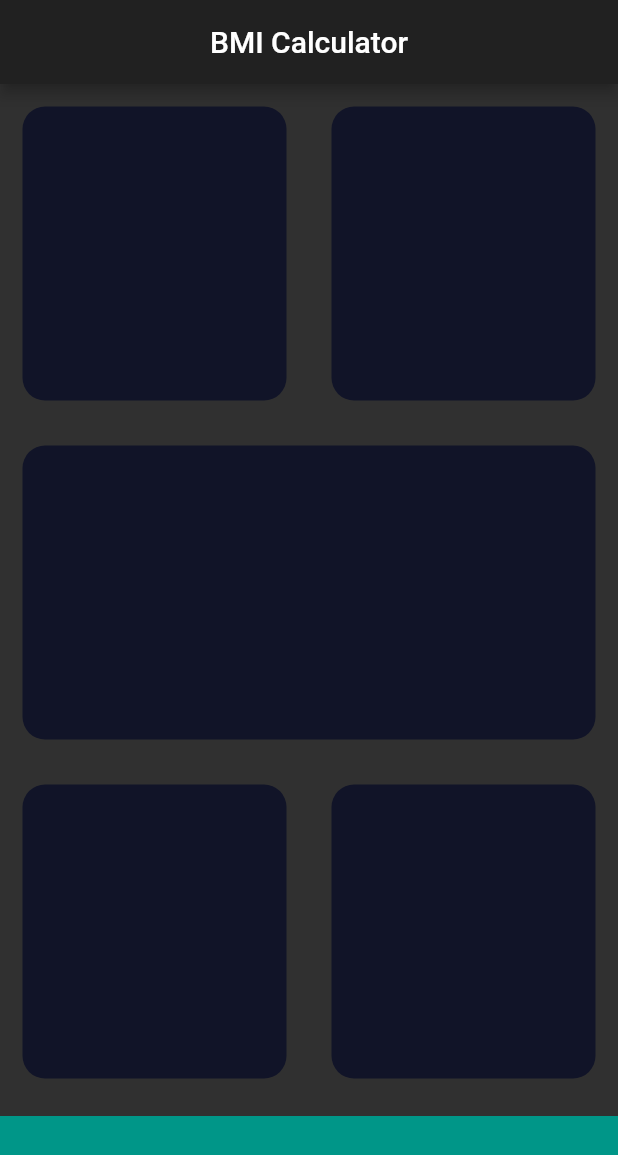
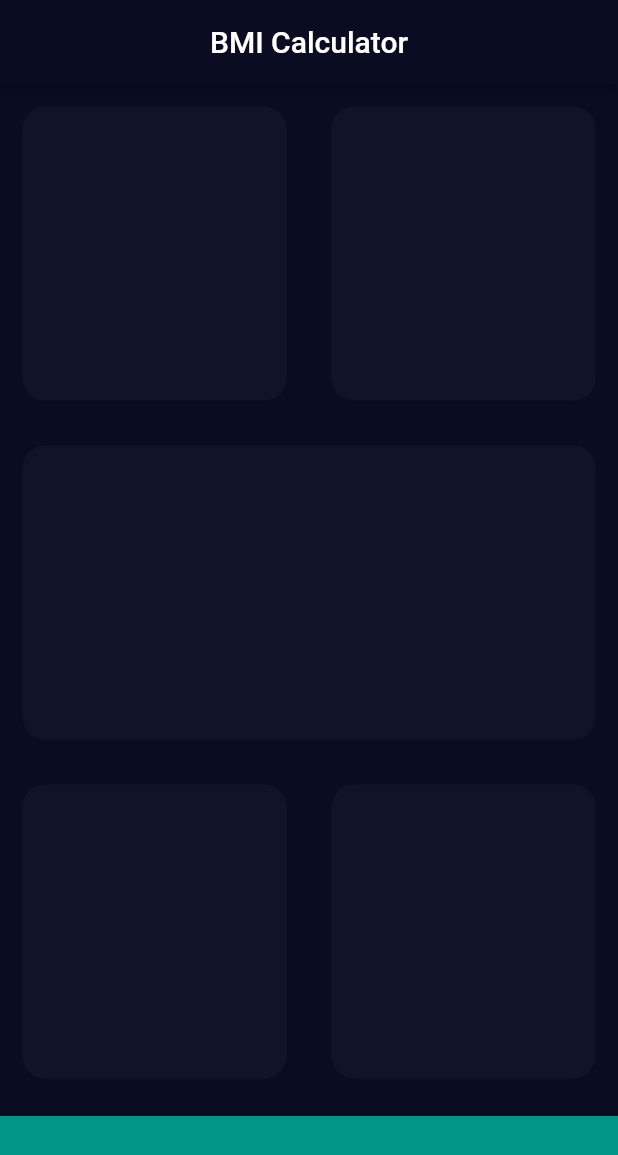
Before and after one commit to tchorzewski1991/bmi_calc, a Flutter app: the screen it shows after launch, on a phone screen of 412 x 824 dp. Shown: the top 1155 px of the screen. Run offline on Flutter 3.47's test engine with Material 2 defaults, Android fonts, the phone set to English and light mode, and no system bars.

Commit message:
Change primary colors of the app

```diff
--- a/lib/main.dart
+++ b/lib/main.dart
@@ -1,5 +1,6 @@
 import 'package:flutter/material.dart';
 import 'package:bmi_calc/pages/home.dart';
+import 'consts.dart';
 
 void main() {
   runApp(App());
@@ -9,7 +10,10 @@ class App extends StatelessWidget {
   @override
   Widget build(BuildContext context) {
     return MaterialApp(
-      theme: ThemeData.dark(),
+      theme: ThemeData.dark().copyWith(
+        scaffoldBackgroundColor: scaffoldBackgroudColor,
+        appBarTheme: AppBarTheme(color: appBarColor),
+      ),
       debugShowCheckedModeBanner: false,
       home: Home(),
     );
```
